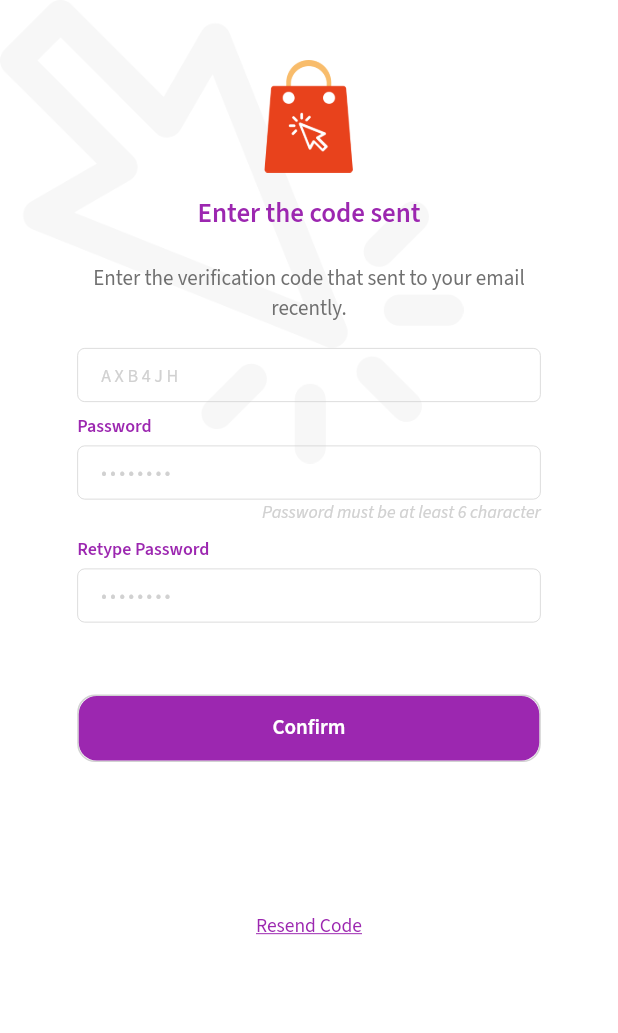
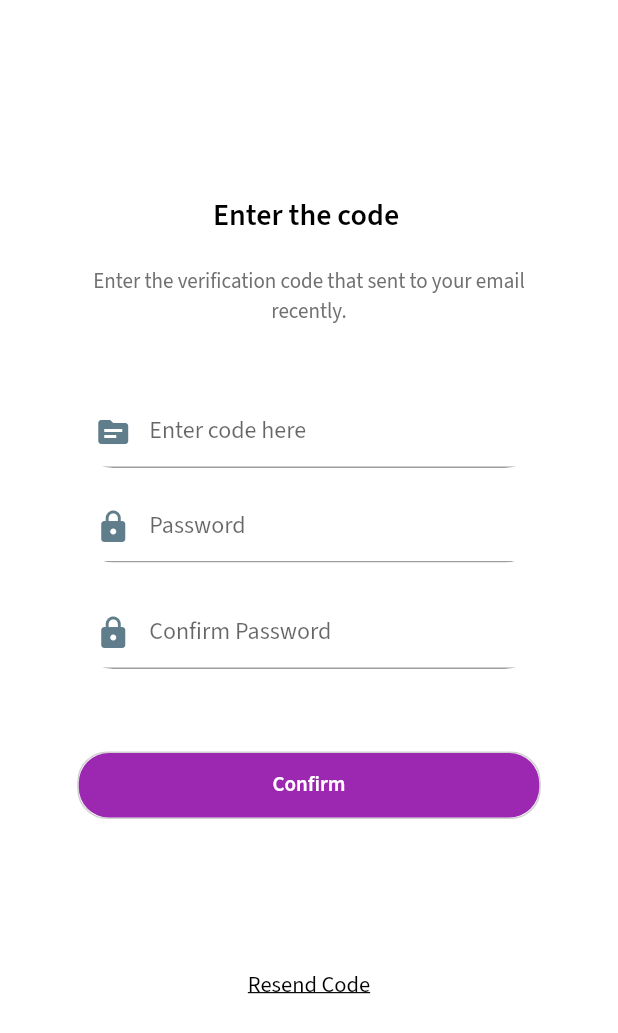
Before and after one commit to aslambt/gaadipart, a Flutter app: the PasswordOtp screen opened directly, on a phone screen of 412 x 824 dp. Shown: the top 1033 px of the screen. Run offline on Flutter 3.47's test engine with Material 2 defaults, Android fonts, the phone set to English and light mode, and no system bars; our stand-ins replace carousel_slider, dropdown_search, expandable, flutter_chat_bubble, flutter_countdown_timer, flutter_html and 12 more; missing offline and left inert: flutter_facebook_login, shared_value; network calls fail; project files that could hold a hidden picture were left out.

Commit message:
16/5/2022

```diff
--- a/lib/screens/password_otp.dart
+++ b/lib/screens/password_otp.dart
@@ -100,15 +100,17 @@ class _PasswordOtpState extends State<PasswordOtp> {
     String _verify_by = widget.verify_by; //phone or email
     final _screen_height = MediaQuery.of(context).size.height;
     final _screen_width = MediaQuery.of(context).size.width;
+    Size size = MediaQuery.of(context).size;
+
     return Scaffold(
       backgroundColor: Colors.white,
       body: Stack(
         children: [
-          Container(
-            width: _screen_width * (3 / 4),
-            child: Image.asset(
-                "assets/splash_login_registration_background_image.png"),
-          ),
+          // Container(
+          //   width: _screen_width * (3 / 4),
+          //   child: Image.asset(
+          //       "assets/splash_login_registration_background_image.png"),
+          // ),
           Container(
             width: double.infinity,
             child: SingleChildScrollView(
@@ -120,17 +122,17 @@ class _PasswordOtpState extends State<PasswordOtp> {
                   child: Container(
                     width: 75,
                     height: 75,
-                    child:
-                        Image.asset('assets/login_registration_form_logo.png'),
+                    // child:
+                    //     Image.asset('assets/login_registration_form_logo.png'),
                   ),
                 ),
                 Padding(
                   padding: const EdgeInsets.only(bottom: 20.0),
                   child: Text(
-                    "Enter the code sent",
+                    "Enter the code ",
                     style: TextStyle(
-                        color: MyTheme.accent_color,
-                        fontSize: 18,
+                        color: MyTheme.font_color,
+                        fontSize: 20,
                         fontWeight: FontWeight.w600),
                   ),
                 ),
@@ -150,89 +152,92 @@ class _PasswordOtpState extends State<PasswordOtp> {
                               style: TextStyle(
                                   color: MyTheme.dark_grey, fontSize: 14))),
                 ),
+                SizedBox(height: 30),
                 Container(
                   width: _screen_width * (3 / 4),
                   child: Column(
                     crossAxisAlignment: CrossAxisAlignment.start,
                     children: [
+                      // Padding(
+                      //   padding: const EdgeInsets.only(bottom: 8.0),
+                      //   child: Column(
+                      //     crossAxisAlignment: CrossAxisAlignment.end,
+                      //     children: [
+                      //       Container(
+                      //         height: 36,
+                      //         child: TextField(
+                      //           controller: _codeController,
+                      //           autofocus: false,
+                      //           decoration:
+                      //               InputDecorations.buildInputDecoration_1(
+                      //                   hint_text: "A X B 4 J H"),
+                      //         ),
+                      //       ),
+                      //     ],
+                      //   ),
+                      // ),
+                      Container(
+                        width: size.width * 0.8,
+                        child: ClipRRect(
+                          borderRadius: BorderRadius.circular(30.0),
+                          child: TextFormField(
+                            controller: _codeController,
+                            autofocus: false,
+                            enableSuggestions: false,
+                            autocorrect: false,
+                            // autofocus: false,
+                            decoration: InputDecoration(
+                              hintText: "Enter code here",
+                              prefixIcon: Icon(Icons.topic,color: Colors.blueGrey),
+                            ),
+                          ),
+                        ),
+                      ),
+                      SizedBox(height: 15),
                       Padding(
                         padding: const EdgeInsets.only(bottom: 8.0),
                         child: Column(
                           crossAxisAlignment: CrossAxisAlignment.end,
                           children: [
+
                             Container(
-                              height: 36,
-                              child: TextField(
-                                controller: _codeController,
-                                autofocus: false,
-                                decoration:
-                                    InputDecorations.buildInputDecoration_1(
-                                        hint_text: "A X B 4 J H"),
+                              width: size.width * 0.8,
+                              child: ClipRRect(
+                                borderRadius: BorderRadius.circular(30.0),
+                                child: TextFormField(
+                                  controller: _passwordController,
+                                  autofocus: false,
+                                  enableSuggestions: false,
+                                  autocorrect: false,
+                                  decoration: InputDecoration(
+                                    hintText: "Password",
+                                    prefixIcon: Icon(Icons.lock,color: Colors.blueGrey),
+                                  ),
+                                ),
                               ),
                             ),
                           ],
                         ),
                       ),
-                      Padding(
-                        padding: const EdgeInsets.only(bottom: 4.0),
-                        child: Text(
-                          "Password",
-                          style: TextStyle(
-                              color: MyTheme.accent_color,
-                              fontWeight: FontWeight.w600),
-                        ),
-                      ),
-                      Padding(
-                        padding: const EdgeInsets.only(bottom: 8.0),
-                        child: Column(
-                          crossAxisAlignment: CrossAxisAlignment.end,
-                          children: [
-                            Container(
-                              height: 36,
-                              child: TextField(
-                                controller: _passwordController,
-                                autofocus: false,
-                                obscureText: true,
-                                enableSuggestions: false,
-                                autocorrect: false,
-                                decoration:
-                                    InputDecorations.buildInputDecoration_1(
-                                        hint_text: "• • • • • • • •"),
-                              ),
-                            ),
-                            Text(
-                              "Password must be at least 6 character",
-                              style: TextStyle(
-                                  color: MyTheme.textfield_grey,
-                                  fontStyle: FontStyle.italic),
-                            )
-                          ],
-                        ),
-                      ),
-                      Padding(
-                        padding: const EdgeInsets.only(bottom: 4.0),
-                        child: Text(
-                          "Retype Password",
-                          style: TextStyle(
-                              color: MyTheme.accent_color,
-                              fontWeight: FontWeight.w600),
-                        ),
-                      ),
-                      Padding(
-                        padding: const EdgeInsets.only(bottom: 8.0),
-                        child: Container(
-                          height: 36,
-                          child: TextField(
+                      SizedBox(height: 15),
+                      Container(
+                        width: size.width * 0.8,
+                        child: ClipRRect(
+                          borderRadius: BorderRadius.circular(30.0),
+                          child: TextFormField(
                             controller: _passwordConfirmController,
                             autofocus: false,
                             obscureText: true,
                             enableSuggestions: false,
                             autocorrect: false,
-                            decoration: InputDecorations.buildInputDecoration_1(
-                                hint_text: "• • • • • • • •"),
+                            decoration: InputDecoration(
+                              hintText: "Confirm Password",
+                              prefixIcon: Icon(Icons.lock,color: Colors.blueGrey),
+                            ),
                           ),
                         ),
                       ),
+                      SizedBox(height: 15),
                       Padding(
                         padding: const EdgeInsets.only(top: 40.0),
                         child: Container(
@@ -241,14 +246,14 @@ class _PasswordOtpState extends State<PasswordOtp> {
                               border: Border.all(
                                   color: MyTheme.textfield_grey, width: 1),
                               borderRadius: const BorderRadius.all(
-                                  Radius.circular(12.0))),
+                                  Radius.circular(20.0))),
                           child: FlatButton(
                             minWidth: MediaQuery.of(context).size.width,
                             //height: 50,
                             color: MyTheme.accent_color,
                             shape: RoundedRectangleBorder(
                                 borderRadius: const BorderRadius.all(
-                                    Radius.circular(12.0))),
+                                    Radius.circular(20.0))),
                             child: Text(
                               "Confirm",
                               style: TextStyle(
@@ -274,9 +279,9 @@ class _PasswordOtpState extends State<PasswordOtp> {
                     child: Text("Resend Code",
                         textAlign: TextAlign.center,
                         style: TextStyle(
-                            color: MyTheme.accent_color,
+                            color: MyTheme.font_color,
                             decoration: TextDecoration.underline,
-                            fontSize: 13)),
+                            fontSize: 15)),
                   ),
                 ),
               ],
```
Also changed, not shown: lib/screens/login.dart (+57 -46 lines), lib/screens/otp.dart (+25 -17 lines), lib/screens/password_forget.dart (+41 -24 lines), lib/screens/profile.dart (+6 -4 lines), lib/screens/registration.dart (+149 -80 lines), pubspec.yaml (line endings or trailing spaces).
